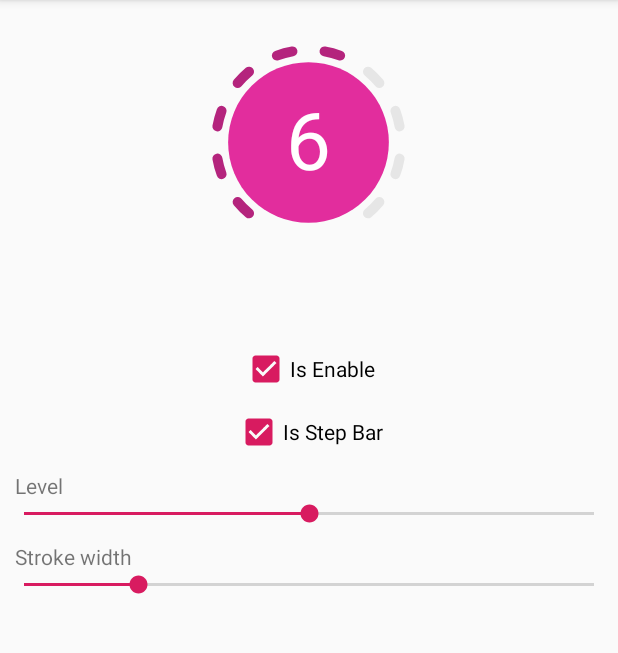
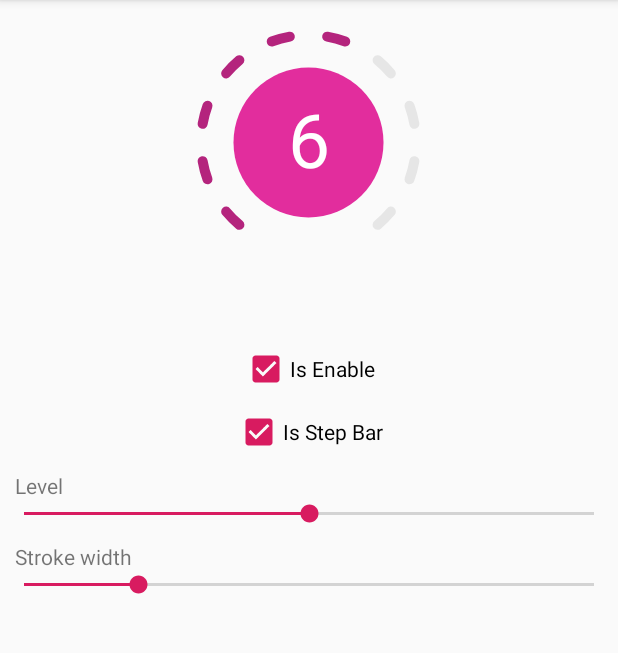
Before and after one commit to rezaiyan/LevelProgressBar, an Android app: the screen it shows after launch (MainActivity), on a phone screen of 412 x 824 dp, the part 84-737 px from its top. Run offline under Robolectric (Android 15) with nearby library versions, the phone set to English and light mode, and no system bars.

Commit message:
Now we have the smooth progress on both segmented and continuous

```diff
--- a/app/src/main/res/layout/activity_main.xml
+++ b/app/src/main/res/layout/activity_main.xml
@@ -1,92 +1,98 @@
 <?xml version="1.0" encoding="utf-8"?>
+<ScrollView
+        xmlns:android="http://schemas.android.com/apk/res/android"
+        xmlns:app="http://schemas.android.com/apk/res-auto"
+        xmlns:tools="http://schemas.android.com/tools"
+        android:layout_width="match_parent"
+        android:layout_height="match_parent">
+
     <RelativeLayout
-        xmlns:android="http://schemas.android.com/apk/res/android"
-        xmlns:tools="http://schemas.android.com/tools"
-        xmlns:app="http://schemas.android.com/apk/res-auto"
             android:layout_width="match_parent"
-        tools:context=".MainActivity"
-        android:layout_height="match_parent">
+            android:layout_height="wrap_content"
+            tools:context=".MainActivity">
 
 
         <ir.alirezaiyan.progressbar.LevelProgressBar
                 android:id="@+id/p1"
                 android:layout_width="150dp"
+                android:layout_height="150dp"
                 android:layout_centerHorizontal="true"
                 android:layout_marginTop="20dp"
-            android:layout_height="150dp"
                 app:spb_background_progress_color="#E22D9D"
                 app:spb_is_enable="true"
-            app:spb_unprogress_color="#E6E6E6"
-            app:spb_stroke_with="10"
                 app:spb_is_step_progress="true"
                 app:spb_level="level6"
+                app:spb_stroke_with="10"
                 app:spb_text_level_color="#fff"
-            app:spb_text_title_color="#040504"/>
+                app:spb_text_title_color="#040504"
+                app:spb_unprogress_color="#E6E6E6"/>
 
 
         <LinearLayout
+                android:layout_width="match_parent"
+                android:layout_height="wrap_content"
                 android:layout_below="@+id/p1"
-            android:layout_width="match_parent"
+                android:layout_marginTop="50dp"
                 android:gravity="center"
-            android:layout_marginTop="50dp"
-            android:orientation="vertical"
-            android:layout_height="wrap_content">
+                android:orientation="vertical">
 
             <CheckBox
                     android:id="@+id/p1IsEnable"
-                android:text="Is Enable"
+                    android:layout_width="wrap_content"
+                    android:layout_height="wrap_content"
                     android:layout_marginTop="10dp"
                     android:checked="true"
-                android:layout_width="wrap_content"
-                android:layout_height="wrap_content"
+                    android:text="Is Enable"
                     tools:ignore="HardcodedText"/>
 
             <CheckBox
                     android:id="@+id/p1IsStepBar"
-                android:text="Is Step Bar"
+                    android:layout_width="wrap_content"
+                    android:layout_height="wrap_content"
                     android:layout_marginTop="10dp"
                     android:checked="true"
-                android:layout_width="wrap_content"
-                android:layout_height="wrap_content"
+                    android:text="Is Step Bar"
                     tools:ignore="HardcodedText"/>
 
             <TextView
+                    android:layout_width="match_parent"
+                    android:layout_height="wrap_content"
+                    android:layout_marginTop="10dp"
                     android:gravity="start"
-                android:layout_marginTop="10dp"
                     android:paddingStart="10dp"
-                android:layout_width="match_parent"
+                    android:paddingLeft="10dp"
                     android:text="Level"
-                android:layout_height="wrap_content"
-                android:paddingLeft="10dp"
                     tools:ignore="HardcodedText,RtlSymmetry"/>
 
             <SeekBar
                     android:id="@+id/p1LevelSeek"
+                    android:layout_width="match_parent"
+                    android:layout_height="wrap_content"
                     android:indeterminate="false"
-                android:progress="5"
                     android:max="10"
-                android:layout_width="match_parent"
-                android:layout_height="wrap_content"/>
+                    android:progress="5"/>
 
 
             <TextView
+                    android:layout_width="match_parent"
+                    android:layout_height="wrap_content"
+                    android:layout_marginTop="10dp"
                     android:gravity="start"
                     android:paddingStart="10dp"
-                android:layout_marginTop="10dp"
-                android:layout_width="match_parent"
+                    android:paddingLeft="10dp"
                     android:text="Stroke width"
-                android:layout_height="wrap_content"
-                android:paddingLeft="10dp"
                     tools:ignore="HardcodedText,RtlSymmetry"/>
 
             <SeekBar
                     android:id="@+id/p1LevelSeekStroke"
+                    android:layout_width="match_parent"
+                    android:layout_height="wrap_content"
                     android:indeterminate="false"
-                android:progress="10"
                     android:max="50"
-                android:layout_width="match_parent"
-                android:layout_height="wrap_content"/>
+                    android:progress="10"/>
 
         </LinearLayout>
 
     </RelativeLayout>
+
+</ScrollView>
--- a/progressbar/src/main/java/ir/alirezaiyan/progressbar/LevelProgressBar.kt
+++ b/progressbar/src/main/java/ir/alirezaiyan/progressbar/LevelProgressBar.kt
@@ -7,6 +7,10 @@ import android.util.AttributeSet
 import android.view.View
 import androidx.core.graphics.ColorUtils
 import kotlin.math.min
+import android.view.animation.DecelerateInterpolator
+import android.animation.ObjectAnimator
+import android.util.Log
+
 
 /**
  * @author ali (alirezaiyann@gmail.com)
@@ -19,7 +23,7 @@ class LevelProgressBar @JvmOverloads constructor(
 
     companion object {
 
-        const val DEFAULT_SPEED = 1
+        const val DEFAULT_SPEED = 1F
         const val DEFAULT_TEXT_TITLE = "Level"
         const val DEFAULT_START_ANGLE = 120
         const val DEFAULT_TOTAL_ANGLE = 300
@@ -53,14 +57,17 @@ class LevelProgressBar @JvmOverloads constructor(
     private var mSetupPending: Boolean = false
 
 
-    private var strokeWidth = DEFAULT_STROKE_WiDTH.toFloat()
-    private var radius = 50f
+    var strokeWidth = DEFAULT_STROKE_WiDTH.toFloat()
+        set(value) {
+            if (value < radius / 3)
+                field = value
 
-    /**
-     * Start the progress at 6 o'clock
-     */
+            setup()
+            invalidate()
+        }
+    var radius = 50f
+
     private val mBorderRect = RectF()
-    private val progressRect = RectF()
 
     private var progressPaint = Paint()
     private var unProgressPaint = Paint()
@@ -76,25 +83,30 @@ class LevelProgressBar @JvmOverloads constructor(
             0, 0
         ).apply {
             try {
-                speed = getInteger(R.styleable.SpeedProgressBar_spb_level,
+                speed = getFloat(
+                    R.styleable.SpeedProgressBar_spb_level,
                     DEFAULT_SPEED
                 )
 
                 textTitle = getString(R.styleable.SpeedProgressBar_spb_text_title)
 
-                isEnable = getBoolean(R.styleable.SpeedProgressBar_spb_is_enable,
+                isEnable = getBoolean(
+                    R.styleable.SpeedProgressBar_spb_is_enable,
                     DEFAULT_IS_ENABLE
                 )
 
-                isStepProgress = getBoolean(R.styleable.SpeedProgressBar_spb_is_step_progress,
+                isStepProgress = getBoolean(
+                    R.styleable.SpeedProgressBar_spb_is_step_progress,
                     DEFAULT_IS_ENABLE
                 )
 
-                textLevelColor = getColor(R.styleable.SpeedProgressBar_spb_text_level_color,
+                textLevelColor = getColor(
+                    R.styleable.SpeedProgressBar_spb_text_level_color,
                     DEFAULT_TEXT_LEVEL_COLOR
                 )
 
-                textTitleColor = getColor(R.styleable.SpeedProgressBar_spb_text_title_color,
+                textTitleColor = getColor(
+                    R.styleable.SpeedProgressBar_spb_text_title_color,
                     DEFAULT_TEXT_TITLE_COLOR
                 )
 
@@ -103,15 +115,18 @@ class LevelProgressBar @JvmOverloads constructor(
                     DEFAULT_TEXT_TITLE_COLOR
                 )
 
-                progressColor = getColor(R.styleable.SpeedProgressBar_spb_progress_color,
+                progressColor = getColor(
+                    R.styleable.SpeedProgressBar_spb_progress_color,
                     DEFAULT_PROGRESS_COLOR
                 )
 
-                unprogressColor = getColor(R.styleable.SpeedProgressBar_spb_unprogress_color,
+                unprogressColor = getColor(
+                    R.styleable.SpeedProgressBar_spb_unprogress_color,
                     DEFAULT_UNPROGRESS_COLOR
                 )
 
-                strokeWidth = getInteger(R.styleable.SpeedProgressBar_spb_stroke_with,
+                strokeWidth = getInteger(
+                    R.styleable.SpeedProgressBar_spb_stroke_with,
                     DEFAULT_STROKE_WiDTH
                 ).toFloat()
 
@@ -209,12 +224,15 @@ class LevelProgressBar @JvmOverloads constructor(
             }
         } else {
 
-            canvas.drawArc(mBorderRect, DEFAULT_START_ANGLE.toFloat(), angle.toFloat(), false, progressPaint)
+
+            canvas.drawArc(mBorderRect, DEFAULT_START_ANGLE.toFloat(), angle, false, progressPaint)
+
             if (angle < DEFAULT_TOTAL_ANGLE) {
+
                 canvas.drawArc(
                     mBorderRect,
-                    (DEFAULT_START_ANGLE + angle).toFloat(),
-                    (DEFAULT_TOTAL_ANGLE - angle).toFloat(),
+                    (DEFAULT_START_ANGLE + angle),
+                    (DEFAULT_TOTAL_ANGLE - angle),
                     false,
                     unProgressPaint
                 )
@@ -227,14 +245,9 @@ class LevelProgressBar @JvmOverloads constructor(
         //levelTitle
         canvas
             .drawText(
-                speed.toString(), mBorderRect.centerX(), mBorderRect.centerY() + textOffset,
+                speed.toInt().toString(), mBorderRect.centerX(), mBorderRect.centerY() + textOffset,
                 textLevelPaint
             )
-
-        //label
-        //    canvas.drawText(textTitle, mBorderRect.centerX()-50, getHeight()+50, textTitlePaint);
-
-        //    canvas.drawArc(mBorderRect, DEFAULT_START_ANGLE, angle, false, progressPaint);
 
     }
 
@@ -295,7 +308,7 @@ class LevelProgressBar @JvmOverloads constructor(
                 desiredHeight
         }
         val min = min(width, height)
-        radius = min / 2f - min / 7f
+        radius = min / 3F
 
         setMeasuredDimension(width, height)
 
@@ -327,9 +340,21 @@ class LevelProgressBar @JvmOverloads constructor(
         val left = (paddingLeft + (availableWidth - sideLength) / 2f)
         val top = (paddingTop + (availableHeight - sideLength) / 2f)
 
-        return RectF(left+20, top+20, left + sideLength-20, top + sideLength-20)
+        return RectF(
+            left + (strokeWidth / 2),
+            top + (strokeWidth / 2),
+            left + sideLength - (strokeWidth / 2),
+            top + sideLength - (strokeWidth / 2)
+        )
     }
 
+    public fun setProgressWithAnimation(progress: Float) {
+
+        val objectAnimator = ObjectAnimator.ofFloat(this, "speed", progress)
+        objectAnimator.duration = 1500
+        objectAnimator.interpolator = DecelerateInterpolator()
+        objectAnimator.start()
+    }
 
     //<editor-fold desc="Setter/Getter">
 
@@ -338,11 +363,11 @@ class LevelProgressBar @JvmOverloads constructor(
         textLevelPaint.typeface = typeface
     }
 
-    fun getSpeed(): Int {
+    fun getSpeed(): Float {
         return speed
     }
 
-    fun setSpeed(speed: Int) {
+    fun setSpeed(speed: Float) {
 
         if (this.speed == speed) {
             return
@@ -353,17 +378,6 @@ class LevelProgressBar @JvmOverloads constructor(
         invalidate()
     }
 
-
-    fun setStrokeWidth(stroke: Float) {
-
-        if (this.strokeWidth == stroke) {
-            return
-        }
-
-        this.strokeWidth = stroke
-        setup()
-        invalidate()
-    }
 
     fun getTextTitle(): String? {
         return textTitle
@@ -467,17 +481,6 @@ class LevelProgressBar @JvmOverloads constructor(
     }
 
 
-    fun setLevel(level: Int) {
-        if (this.speed == level) {
-            return
-        }
-
-        this.speed = level
-        setup()
-    }
-
-
-
     fun setIsStep(isStepProgress: Boolean) {
         if (this.isStepProgress == isStepProgress) {
             return
```
Also changed, not shown: app/src/main/java/ir/alirezaiyan/levelprogressbar/MainActivity.kt (+8 -5 lines), 2 other files. Lines whose indentation alone changed are shown as unchanged.
